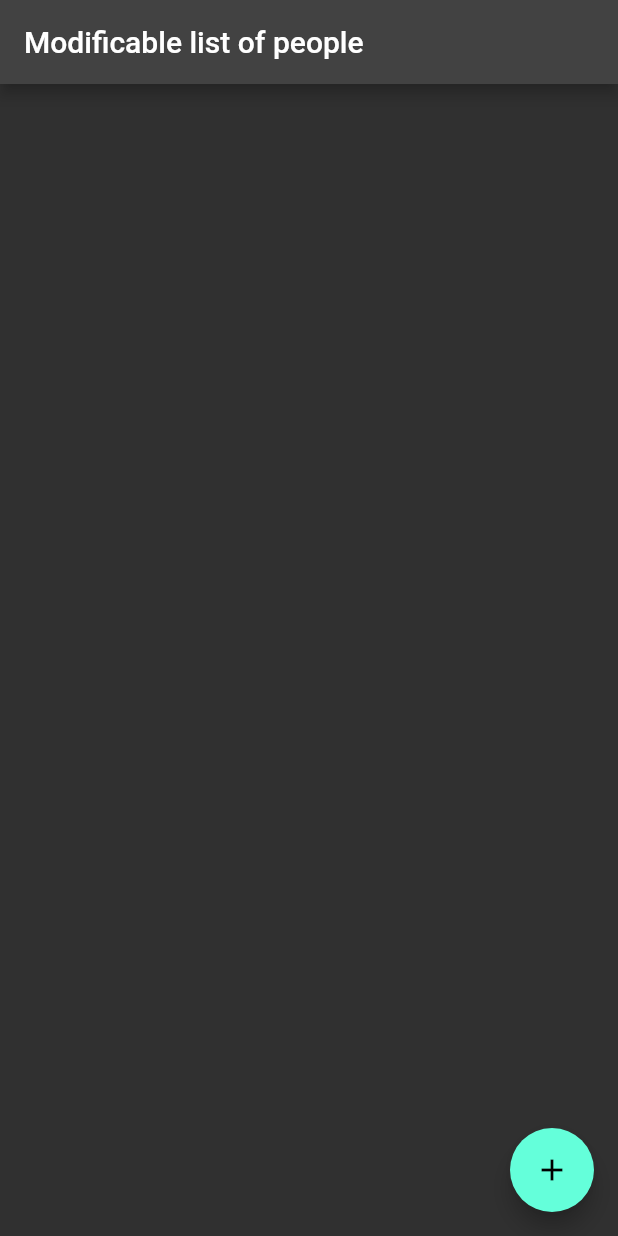
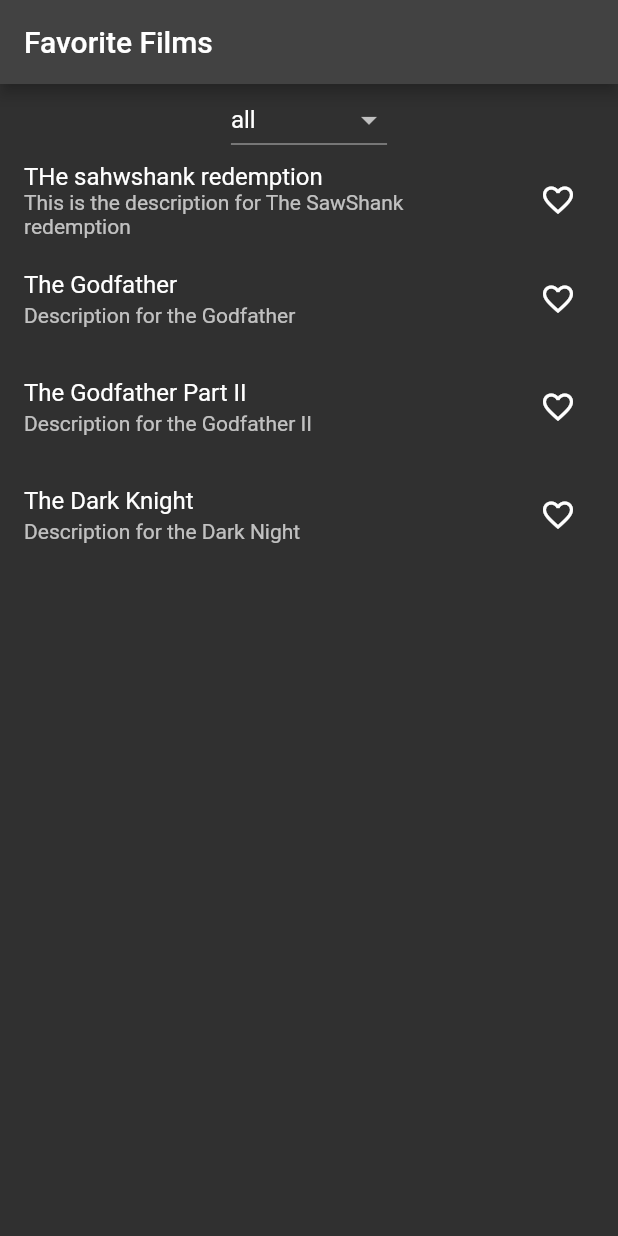
Before and after one commit to Gabonauta/riverpodexercises, a Flutter app: the screen it shows after launch, on a phone screen of 412 x 824 dp. Run offline on Flutter 3.47's test engine with Material 2 defaults, Android fonts, the phone set to English and light mode, and no system bars; our stand-ins replace hooks_riverpod.

Commit message:
filter films

```diff
--- a/riverpodexercises/lib/main.dart
+++ b/riverpodexercises/lib/main.dart
@@ -1,7 +1,4 @@
-import 'dart:collection';
-
 import 'package:flutter/material.dart';
-import 'package:uuid/uuid.dart';
 import 'package:hooks_riverpod/hooks_riverpod.dart';
 
 void main() => runApp(const ProviderScope(child: MyApp()));
@@ -22,53 +19,108 @@ class MyApp extends StatelessWidget {
   }
 }
 
+//creating a class of films
 @immutable
-class Person {
-  final String name;
-  final int age;
-  final String uuid;
+class Film {
+  final String id, title, description;
+  final bool isFavorite;
 
-  Person({
-    required this.name,
-    required this.age,
-    String? uuid,
-  }) : uuid = uuid ?? const Uuid().v4();
-  Person updated([String? name, int? age]) =>
-      Person(name: name ?? this.name, age: age ?? this.age, uuid: uuid);
-  String get displayName => '$name ($age years old)';
+  const Film({
+    required this.id,
+    required this.title,
+    required this.description,
+    required this.isFavorite,
+  });
+
+  Film copy({required bool isFavorite}) => Film(
+        id: id,
+        title: title,
+        description: description,
+        isFavorite: isFavorite,
+      );
+  @override
+  String toString() =>
+      //crear un inline visualmente más limpio
+      // Antes: 'Film(id: $id,title:$title,description:$description,isFavorite:$isFavorite)';
+      //despues:
+      'Film(id: $id,'
+      'title:$title,'
+      'description:$description,'
+      'isFavorite:$isFavorite)';
+
+  @override
+  bool operator ==(covariant Film other) =>
+      id == other.id && isFavorite == other.isFavorite;
+
+  @override
+  int get hashCode => Object.hashAll(
+        [
+          id,
+          isFavorite,
+        ],
+      );
 }
 
-class DataModel extends ChangeNotifier {
-  final List<Person> _people = [];
-  int get count => _people.length;
+const allFilms = [
+  Film(
+    id: '1',
+    title: 'THe sahwshank redemption',
+    description: 'This is the description for The SawShank redemption',
+    isFavorite: false,
+  ),
+  Film(
+    id: '2',
+    title: 'The Godfather',
+    description: "Description for the Godfather",
+    isFavorite: false,
+  ),
+  Film(
+    id: '3',
+    title: 'The Godfather Part II',
+    description: 'Description for the Godfather II',
+    isFavorite: false,
+  ),
+  Film(
+    id: '4',
+    title: 'The Dark Knight',
+    description: 'Description for the Dark Night',
+    isFavorite: false,
+  )
+];
 
-  UnmodifiableListView<Person> get people => UnmodifiableListView(_people);
-  void addPerson(Person person) {
-    _people.add(person);
-    notifyListeners();
-  }
-
-  void remove(Person person) {
-    _people.remove(person);
-    notifyListeners();
-  }
-
-  void update(Person updatedPerson) {
-    final index = people.indexOf(updatedPerson);
-    final oldPerson = _people[index];
-    if (oldPerson.name != updatedPerson.name ||
-        oldPerson.age != updatedPerson.age) {
-      _people[index] = oldPerson.updated(
-        updatedPerson.name,
-        updatedPerson.age,
-      );
-      notifyListeners();
-    }
+class FilmsNotifier extends StateNotifier<List<Film>> {
+  FilmsNotifier() : super(allFilms);
+  void update(Film film, bool isFavorite) {
+    state = state
+        .map((e) => e.id == film.id ? e.copy(isFavorite: isFavorite) : e)
+        .toList();
   }
 }
 
-final peopleProvider = ChangeNotifierProvider(
-  (_) => DataModel(),
+enum FavoriteStatus {
+  all,
+  favorite,
+  notFavorite,
+}
+
+final favoriteStatusProvider = StateProvider<FavoriteStatus>(
+  (_) => FavoriteStatus.all,
+);
+// all films
+final allFilmsProvider = StateNotifierProvider<FilmsNotifier, List<Film>>(
+  (_) => FilmsNotifier(),
+);
+//favorite films
+
+final favoriteFilmsProvider = Provider<Iterable<Film>>(
+  (ref) => ref.watch(allFilmsProvider).where(
+        (element) => element.isFavorite,
+      ),
+);
+final notfavoriteFilmsProvider = Provider(
+  (ref) => ref.watch(allFilmsProvider).where(
+        (element) => !element.isFavorite,
+      ),
 );
 
 class HomePage extends ConsumerWidget {
@@ -77,114 +129,97 @@ class HomePage extends ConsumerWidget {
   @override
   Widget build(BuildContext context, WidgetRef ref) {
     return Scaffold(
-      appBar: AppBar(title: const Text("Modificable list of people")),
-      body: Consumer(
+        appBar: AppBar(title: const Text("Favorite Films")),
+        body: Column(
+          children: [
+            const FilterWidget(),
+            Consumer(
               builder: (context, ref, child) {
-          final dataModel = ref.watch(peopleProvider);
-          return ListView.builder(
-            itemCount: dataModel.count,
-            itemBuilder: (context, index) {
-              final person = dataModel.people[index];
-              return GestureDetector(
-                onTap: () async {
-                  final updatedPerson =
-                      await createOrUpdatePersonDialog(context, person);
-                  if (updatedPerson != null) {
-                    dataModel.update(updatedPerson);
+                final filter = ref.watch(favoriteStatusProvider);
+                switch (filter) {
+                  case FavoriteStatus.all:
+                    return FilmsList(
+                      provider: allFilmsProvider,
+                    );
+
+                  case FavoriteStatus.favorite:
+                    return FilmsList(
+                      provider: favoriteFilmsProvider,
+                    );
+
+                  case FavoriteStatus.notFavorite:
+                    return FilmsList(
+                      provider: notfavoriteFilmsProvider,
+                    );
                 }
               },
-                child: ListTile(
-                  title: Text(person.displayName),
-                ),
-              );
-            },
-          );
-        },
-      ),
-      floatingActionButton: FloatingActionButton(
-          onPressed: () async {
-            final person = await createOrUpdatePersonDialog(
-              context,
-            );
-            if (person != null) {
-              final dataModel = ref.read(peopleProvider);
-              dataModel.addPerson(person);
-            }
-          },
-          child: const Icon(Icons.add)),
-
+            )
+          ],
+        )
         // body: names.when(data: data, error: error, loading: loading),
         );
   }
 }
 
-final nameController = TextEditingController();
+class FilmsList extends ConsumerWidget {
+  final AlwaysAliveProviderBase<Iterable<Film>> provider;
+  const FilmsList({required this.provider, super.key});
 
-final ageController = TextEditingController();
+  @override
+  Widget build(BuildContext context, WidgetRef ref) {
+    final films = ref.watch(provider);
+    return Expanded(
+      child: ListView.builder(
+        itemCount: films.length,
+        itemBuilder: (context, index) {
+          final film = films.elementAt(index);
+          final favoriteIcon = film.isFavorite
+              ? const Icon(Icons.favorite)
+              : const Icon(Icons.favorite_border);
+          return ListTile(
+            title: Text(film.title),
+            subtitle: Text(film.description),
+            trailing: IconButton(
+                onPressed: () {
+                  final isFavorite = !film.isFavorite;
+                  ref.read(allFilmsProvider.notifier).update(
+                        film,
+                        isFavorite,
+                      );
+                },
+                icon: favoriteIcon),
+          );
+        },
+      ),
+    );
+  }
+}
 
-Future<Person?> createOrUpdatePersonDialog(
-  BuildContext context, [
-  Person? existingPerson,
-]) {
-  String? name = existingPerson?.name;
-  int? age = existingPerson?.age;
+class FilterWidget extends StatelessWidget {
+  const FilterWidget({super.key});
 
-  nameController.text = name ?? '';
-  ageController.text = age?.toString() ?? '';
-
-  return showDialog<Person?>(
-    context: context,
-    builder: (context) {
-      return AlertDialog(
-        title: const Text('create a person'),
-        content: Column(
-          mainAxisSize: MainAxisSize.min,
-          children: [
-            TextField(
-              controller: nameController,
-              decoration:
-                  const InputDecoration(labelText: "Enter name here..."),
-              onChanged: (value) => name = value,
-            ),
-            TextField(
-              controller: ageController,
-              decoration: const InputDecoration(labelText: "Enter age here..."),
-              onChanged: (value) => age = int.tryParse(value),
+  @override
+  Widget build(BuildContext context) {
+    return Consumer(
+      builder: (context, ref, child) {
+        return DropdownButton(
+          items: FavoriteStatus.values
+              .map((e) => DropdownMenuItem(
+                  value: e, child: Text(e.toString().split('.').last)))
+              .toList(),
+          onChanged: (FavoriteStatus? value) {
+            // final foo = ref.read(
+            //   favoriteStatusProvider.state,
+            // );
+            ref
+                .read(
+                  favoriteStatusProvider.state,
                 )
-          ],
-        ),
-        actions: [
-          TextButton(
-            onPressed: () => Navigator.of(context).pop(),
-            child: const Text("Cancel"),
-          ),
-          TextButton(
-              onPressed: () {
-                if (name != null && age != null) {
-                  if (existingPerson != null) {
-                    //have existing person
-                    final newPerson = existingPerson.updated(name, age);
-                    Navigator.of(context).pop(
-                      newPerson,
-                    );
-                  } else {
-                    //no existing person, create a new one
-
-                    Navigator.of(context).pop(Person(name: name!, age: age!));
-                  }
-                } else {
-                  Navigator.of(context).pop();
-                }
+                .state = value!;
           },
-              // onPressed: () => Navigator.of(context).pop(
-              //       Person(
-              //         name: name!,
-              //         age: age!,
-              //       ),
-              //     ),
-              child: const Text("Save"))
-        ],
+          value: ref.watch(favoriteStatusProvider),
         );
       },
     );
   }
+}
```
Lines whose indentation alone changed are shown as unchanged.
